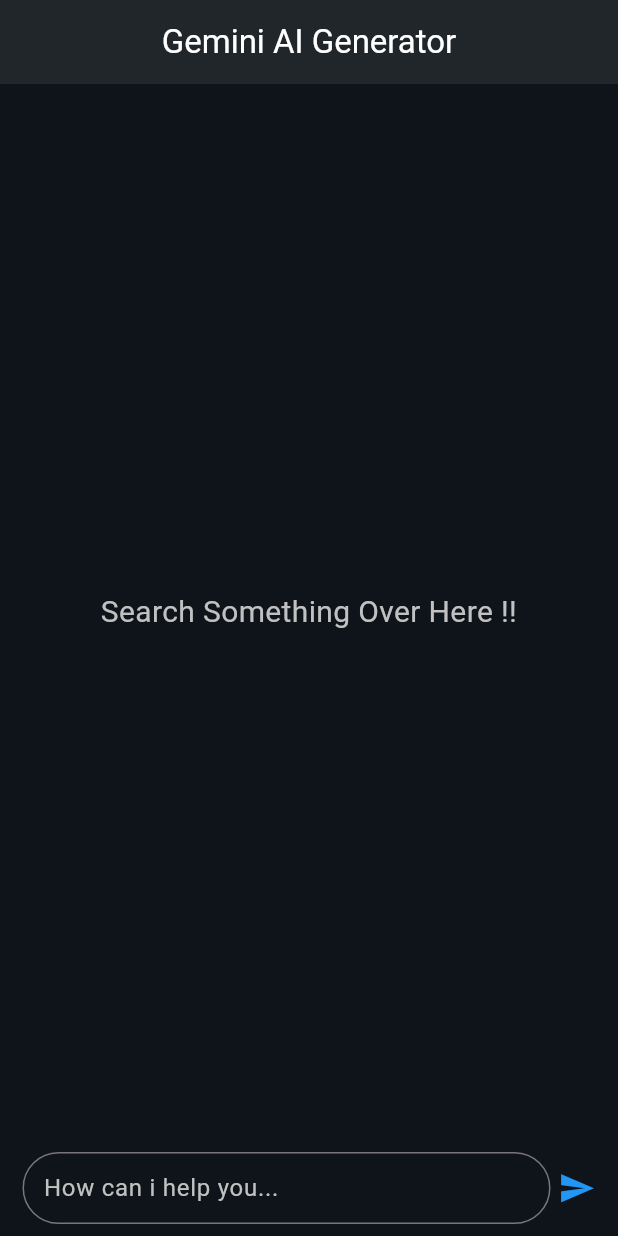
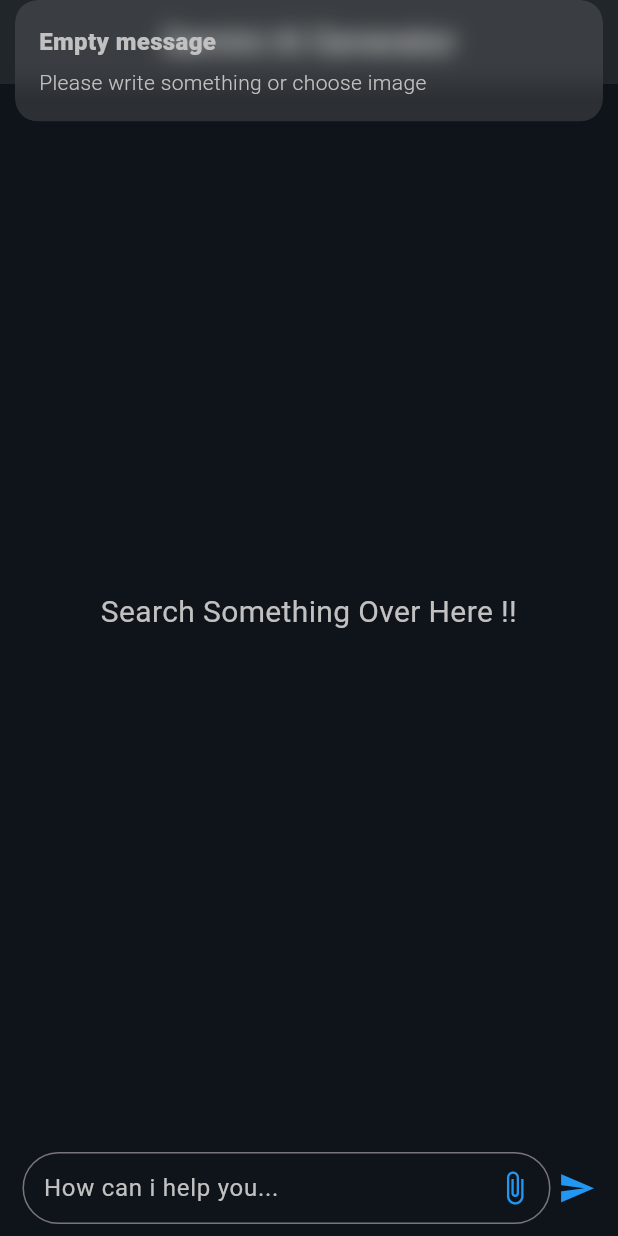
Before and after one commit to shehroz2260/gemini_ai_app, a Flutter app: the screen it shows after launch, after a tap on the "send" icon, on a phone screen of 412 x 824 dp. Run offline on Flutter 3.47's test engine with Material 3 defaults, Android fonts, the phone set to English and light mode, and no system bars; our stand-ins replace get, google_generative_ai, image_picker, lottie.

Commit message:
working on get response from images

```diff
--- a/lib/main.dart
+++ b/lib/main.dart
@@ -1,9 +1,11 @@
 import 'package:flutter/material.dart';
+import 'package:flutter/services.dart';
 import 'package:gemini_ai_app/view/splash/splash_view.dart';
 import 'package:get/get.dart';
 
 void main() {
   runApp(const MyApp());
+  SystemChrome.setSystemUIOverlayStyle(SystemUiOverlayStyle.light);
 }
 
 class MyApp extends StatelessWidget {
--- /dev/null
+++ b/lib/model.dart/chat_model.dart
@@ -0,0 +1,37 @@
+import 'dart:typed_data';
+
+class ChatModel {
+  final String message;
+  final Uint8List? image;
+  ChatModel({
+    required this.message,
+    this.image,
+  });
+
+  ChatModel copyWith({
+    String? message,
+    Uint8List? image,
+  }) {
+    return ChatModel(
+      message: message ?? this.message,
+      image: image ?? this.image,
+    );
+  }
+
+  Map<String, dynamic> toMap() {
+    return <String, dynamic>{
+      'message': message,
+      'image': image,
+    };
+  }
+
+  factory ChatModel.fromMap(Map<String, dynamic> map) {
+    return ChatModel(
+      message: map['message'] as String,
+      image: map['image'],
+    );
+  }
+
+  @override
+  String toString() => 'ChatModel(message: $message, image: $image)';
+}
--- a/lib/view/chat/chat_controller.dart
+++ b/lib/view/chat/chat_controller.dart
@@ -1,34 +1,100 @@
+import 'dart:typed_data';
 import 'package:flutter/material.dart';
+import 'package:gemini_ai_app/model.dart/chat_model.dart';
+import 'package:gemini_ai_app/utils/app_colors.dart';
 import 'package:get/get.dart';
 import 'package:google_generative_ai/google_generative_ai.dart';
+import 'package:image_picker/image_picker.dart';
+import '../../widgets/custom_button.dart';
 
 class ChatController extends GetxController {
   final _chatController = TextEditingController();
   TextEditingController get chatController => _chatController;
-  List<String> listDatas = [];
+  // List<String> listDatas = [];
+  List<ChatModel> messageList = [];
   bool isLoading = false;
+  Uint8List? imagePath;
   Future<void> searchContent() async {
-    if (_chatController.text.isNotEmpty) {
-      listDatas.add(_chatController.text);
+    if (_chatController.text.isEmpty && imagePath == null) {
+      Get.snackbar("Empty message", "Please write something or choose image",
+          colorText: AppColors.offwhiteColor);
+      return;
+    }
+    final model = ChatModel(message: _chatController.text, image: imagePath);
+    messageList.add(model);
 
-      isLoading = true;
-      update();
+    isLoading = true;
+    update();
+    try {
       final model = GenerativeModel(
-        model: 'gemini-1.5-flash-latest',
-        apiKey: "",
+        model: "gemini-1.5-pro-latest",
+        apiKey: "AIzaSyDiDdWJDkXR2ALPQGQI1PKsG1UZcqziBwc",
       );
-
       final prompt = _chatController.text;
-      final content = [Content.text(prompt)];
+      final content = [
+        Content.text(prompt),
+        if (imagePath != null) Content.data("image/png", imagePath!)
+      ];
       _chatController.clear();
       final response = await model.generateContent(content);
+      final geminiResponse = ChatModel(message: response.text ?? "");
+      messageList.add(geminiResponse);
+    } catch (e) {
+      isLoading = false;
+      imagePath = null;
+      messageList.removeAt(messageList.length - 1);
+      Get.snackbar("Error", e.toString(), colorText: AppColors.offwhiteColor);
+    }
 
-      listDatas.add(response.text ?? "");
+    imagePath = null;
+    isLoading = false;
+    _chatController.clear();
 
-      isLoading = false;
-
-      _chatController.clear();
-    }
     update();
   }
+
+  Future<Uint8List?> pickImage(bool fromGallery) async {
+    ImagePicker picker = ImagePicker();
+    final result = await picker.pickImage(
+        source: fromGallery ? ImageSource.gallery : ImageSource.camera);
+    if (result == null) {
+      return null;
+    }
+    return result.readAsBytes();
+  }
+
+  void modelBottomSheet() async {
+    await showModalBottomSheet(
+        backgroundColor: AppColors.primaryColor,
+        context: Get.context!,
+        builder: (context) {
+          return Container(
+            height: 200,
+            color: AppColors.offwhiteColor.withOpacity(0.1),
+            child: Padding(
+              padding: const EdgeInsets.symmetric(horizontal: 20),
+              child: Column(
+                mainAxisAlignment: MainAxisAlignment.center,
+                children: [
+                  CustomButton(
+                      name: "Camera",
+                      onTap: () async {
+                        Get.back();
+                        imagePath = await pickImage(false);
+                        update();
+                      }),
+                  const SizedBox(height: 20),
+                  CustomButton(
+                      name: "Gallery",
+                      onTap: () async {
+                        Get.back();
+                        imagePath = await pickImage(true);
+                        update();
+                      }),
+                ],
+              ),
+            ),
+          );
+        });
+  }
 }
--- a/lib/view/chat/chat_view.dart
+++ b/lib/view/chat/chat_view.dart
@@ -1,6 +1,8 @@
 import 'package:flutter/material.dart';
+import 'package:flutter/services.dart';
 import 'package:gemini_ai_app/utils/app_colors.dart';
 import 'package:gemini_ai_app/view/chat/chat_controller.dart';
+import 'package:gemini_ai_app/widgets/image_preview.dart';
 import 'package:gemini_ai_app/widgets/spinkle_three_dot.dart';
 import 'package:get/get.dart';
 
@@ -13,6 +15,7 @@ class ChatView extends StatelessWidget {
     return Scaffold(
       backgroundColor: AppColors.primaryColor,
       appBar: AppBar(
+        systemOverlayStyle: SystemUiOverlayStyle.light,
         backgroundColor: AppColors.offwhiteColor.withOpacity(0.1),
         foregroundColor: Colors.white,
         title: const Text('Gemini AI Generator'),
@@ -21,7 +24,7 @@ class ChatView extends StatelessWidget {
       body: GetBuilder<ChatController>(builder: (_) {
         return Column(
           children: [
-            controller.listDatas.isEmpty
+            controller.messageList.isEmpty
                 ? Expanded(
                     child: Center(
                       child: Text(
@@ -35,7 +38,7 @@ class ChatView extends StatelessWidget {
                 : Expanded(
                     child: ListView.separated(
                       padding: const EdgeInsets.symmetric(horizontal: 15),
-                      itemCount: controller.listDatas.length,
+                      itemCount: controller.messageList.length,
                       separatorBuilder: (BuildContext context, int index) {
                         return const SizedBox(
                           height: 10,
@@ -50,10 +53,39 @@ class ChatView extends StatelessWidget {
                             color: index.isOdd
                                 ? AppColors.offwhiteColor.withOpacity(0.5)
                                 : Colors.white,
-                            child: Padding(
+                            child: Column(
+                              crossAxisAlignment: CrossAxisAlignment.start,
+                              children: [
+                                if (index.isEven &&
+                                    controller.messageList[index].image != null)
+                                  ClipRRect(
+                                    borderRadius: controller.messageList[index]
+                                            .message.isNotEmpty
+                                        ? const BorderRadius.only(
+                                            topLeft: Radius.circular(12),
+                                            topRight: Radius.circular(12))
+                                        : const BorderRadius.all(
+                                            Radius.circular(12)),
+                                    child: GestureDetector(
+                                      onTap: () {
+                                        Get.to(ImageViewer(
+                                            imagePath: controller
+                                                .messageList[index].image!));
+                                      },
+                                      child: Image.memory(
+                                        controller.messageList[index].image!,
+                                        fit: BoxFit.fill,
+                                        height: 250,
+                                        width: 200,
+                                      ),
+                                    ),
+                                  ),
+                                if (controller
+                                    .messageList[index].message.isNotEmpty)
+                                  Padding(
                                     padding: const EdgeInsets.all(8.0),
                                     child: Text(
-                                controller.listDatas[index],
+                                      controller.messageList[index].message,
                                       style: Theme.of(context)
                                           .textTheme
                                           .bodyMedium!
@@ -63,6 +95,8 @@ class ChatView extends StatelessWidget {
                                                 : Colors.blue,
                                           ),
                                     ),
+                                  ),
+                              ],
                             ),
                           ),
                         );
@@ -83,6 +117,24 @@ class ChatView extends StatelessWidget {
                         FocusScope.of(context).unfocus();
                       },
                       decoration: InputDecoration(
+                        suffixIcon: GestureDetector(
+                            onTap: controller.modelBottomSheet,
+                            child: controller.imagePath != null
+                                ? Padding(
+                                    padding: const EdgeInsets.all(4),
+                                    child: ClipRRect(
+                                      borderRadius: const BorderRadius.all(
+                                          Radius.circular(25)),
+                                      child: Image.memory(
+                                        controller.imagePath!,
+                                        width: 30,
+                                        height: 30,
+                                        fit: BoxFit.cover,
+                                      ),
+                                    ),
+                                  )
+                                : const Icon(Icons.attach_file,
+                                    color: Colors.blue)),
                         hintStyle: TextStyle(color: AppColors.offwhiteColor),
                         hintText: "How can i help you...",
                         contentPadding: const EdgeInsets.all(10),
--- a/pubspec.yaml
+++ b/pubspec.yaml
@@ -16,6 +16,7 @@ dependencies:
   get: ^4.6.6
   google_generative_ai: ^0.4.0
   lottie: ^3.1.1
+  image_picker: ^1.1.1
 
 dev_dependencies:
   flutter_test:
```
Also changed, not shown: lib/widgets/custom_button.dart (added, +39 -0 lines), lib/widgets/image_preview.dart (added, +49 -0 lines), pubspec.lock, 1 other file. Lines whose indentation alone changed are shown as unchanged.
